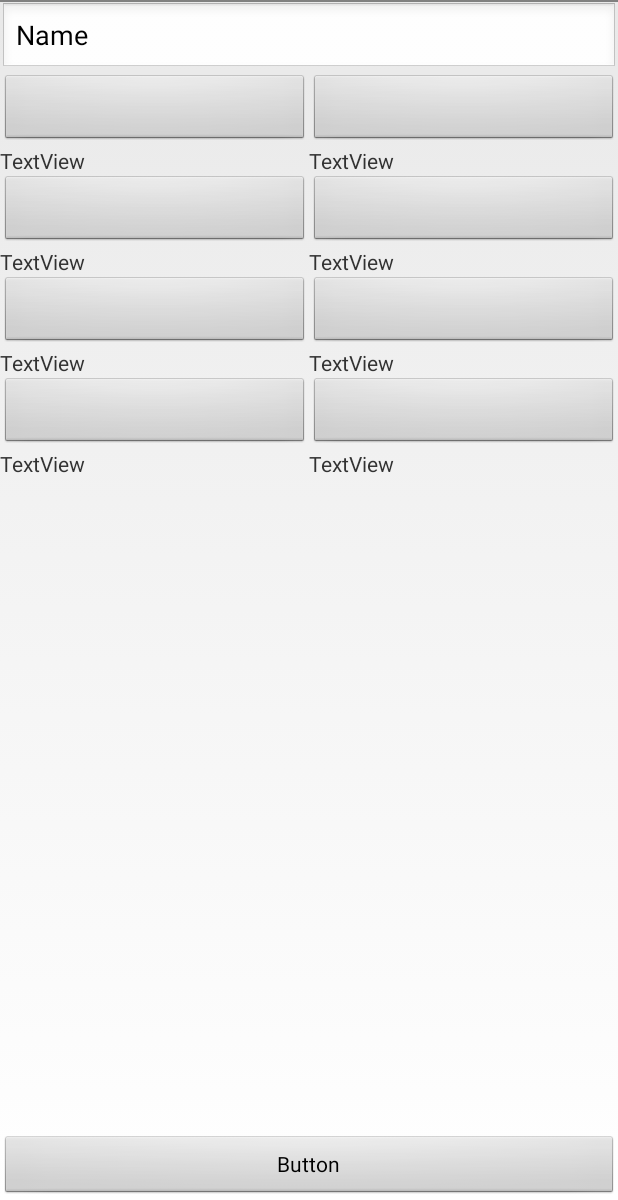
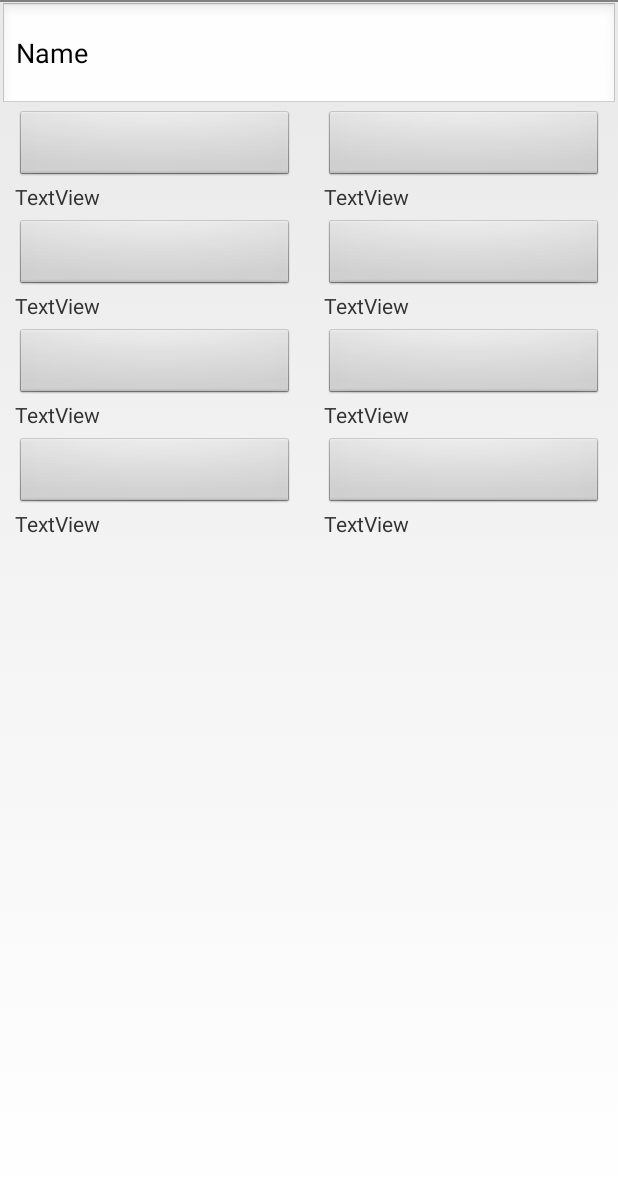
Before and after one commit to Beed-git/Compx374, an Android app: the layout activity_gallery.xml on its own in the app's theme, with its tools: preview values and no code run, on a phone screen of 412 x 824 dp, the part 36-1236 px from its top. Run offline under Robolectric (Android 15) with nearby library versions, the phone set to English and light mode, and no system bars.

Commit message:
Gallery (Search) page UI has been implemented.

```diff
--- a/ar_wall_app/app/src/main/res/layout/activity_gallery.xml
+++ b/ar_wall_app/app/src/main/res/layout/activity_gallery.xml
@@ -8,16 +8,16 @@
     <EditText
         android:id="@+id/editTextTextPersonName"
         android:layout_width="match_parent"
-        android:layout_height="wrap_content"
-        android:layout_weight="0"
+        android:layout_height="0dp"
+        android:layout_weight="1"
         android:ems="1"
         android:inputType="textPersonName"
         android:text="Name" />
 
     <ScrollView
         android:layout_width="match_parent"
-        android:layout_height="match_parent"
-        android:layout_weight="20">
+        android:layout_height="0dp"
+        android:layout_weight="10">
 
         <LinearLayout
             android:layout_width="match_parent"
@@ -34,6 +34,8 @@
                     android:layout_width="match_parent"
                     android:layout_height="match_parent"
                     android:layout_weight="1"
+                    android:paddingHorizontal="10dp"
+                    android:paddingBottom="5dp"
                     android:orientation="vertical">
 
                     <ImageButton
@@ -53,6 +55,8 @@
                     android:layout_width="match_parent"
                     android:layout_height="match_parent"
                     android:layout_weight="1"
+                    android:paddingHorizontal="10dp"
+                    android:paddingBottom="5dp"
                     android:orientation="vertical">
 
                     <ImageButton
@@ -73,12 +77,15 @@
                 android:layout_width="match_parent"
                 android:layout_height="match_parent"
                 android:layout_weight="1"
+
                 android:orientation="horizontal">
 
                 <LinearLayout
                     android:layout_width="match_parent"
                     android:layout_height="match_parent"
                     android:layout_weight="1"
+                    android:paddingHorizontal="10dp"
+                    android:paddingBottom="5dp"
                     android:orientation="vertical">
 
                     <ImageButton
@@ -98,6 +105,8 @@
                     android:layout_width="match_parent"
                     android:layout_height="match_parent"
                     android:layout_weight="1"
+                    android:paddingHorizontal="10dp"
+                    android:paddingBottom="5dp"
                     android:orientation="vertical">
 
                     <ImageButton
@@ -124,6 +133,8 @@
                     android:layout_width="match_parent"
                     android:layout_height="match_parent"
                     android:layout_weight="1"
+                    android:paddingHorizontal="10dp"
+                    android:paddingBottom="5dp"
                     android:orientation="vertical">
 
                     <ImageButton
@@ -143,6 +154,8 @@
                     android:layout_width="match_parent"
                     android:layout_height="match_parent"
                     android:layout_weight="1"
+                    android:paddingHorizontal="10dp"
+                    android:paddingBottom="5dp"
                     android:orientation="vertical">
 
                     <ImageButton
@@ -169,6 +182,8 @@
                     android:layout_width="match_parent"
                     android:layout_height="match_parent"
                     android:layout_weight="1"
+                    android:paddingHorizontal="10dp"
+                    android:paddingBottom="5dp"
                     android:orientation="vertical">
 
                     <ImageButton
@@ -188,6 +203,8 @@
                     android:layout_width="match_parent"
                     android:layout_height="match_parent"
                     android:layout_weight="1"
+                    android:paddingHorizontal="10dp"
+                    android:paddingBottom="5dp"
                     android:orientation="vertical">
 
                     <ImageButton
@@ -205,11 +222,5 @@
             </LinearLayout>
         </LinearLayout>
     </ScrollView>
-    <Button
-        android:id="@+id/button"
-        android:layout_width="match_parent"
-        android:layout_height="wrap_content"
-        android:layout_weight="1"
-        android:text="Button" />
 
 </LinearLayout>
```
